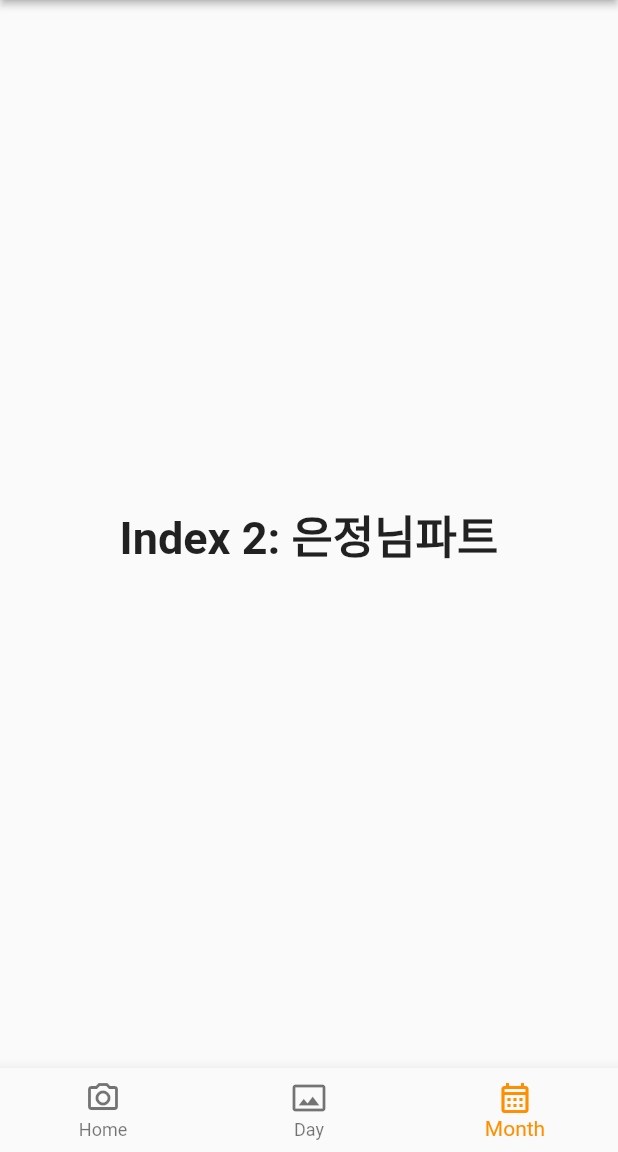
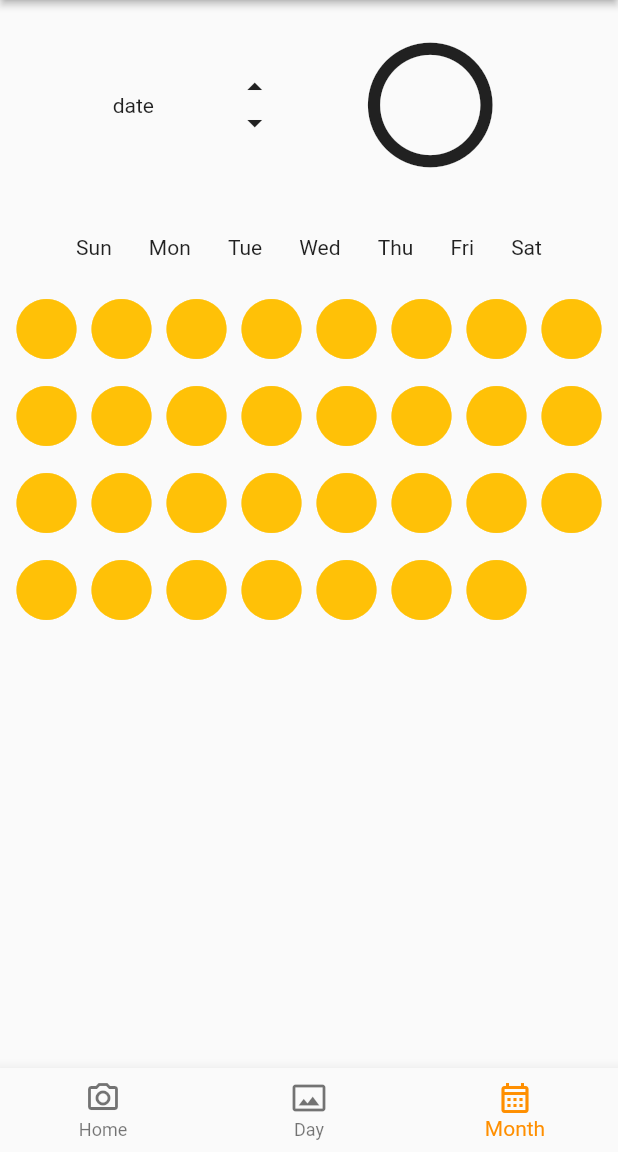
Before and after one commit to eunjung0301/Makeat_fork, a Flutter app: the MyStatefulWidget screen opened directly, item 3 of the bottom bar chosen, on a phone screen of 412 x 824 dp, the part 84-1236 px from its top. Run offline on Flutter 3.47's test engine with Material 2 defaults, Android fonts, the light colour scheme and no system bars; our stand-ins replace image_picker, table_calendar; project files that could hold a hidden picture were left out.

Commit message:
UI레이아웃 설정

```diff
--- a/frontend/lib/screens/home_screen.dart
+++ b/frontend/lib/screens/home_screen.dart
@@ -40,9 +40,66 @@ class _MyStatefulWidgetState extends State<MyStatefulWidget> {
       'Index 1: 윤경님파트',
       style: optionStyle,
     ),
-    const Text(
-      'Index 2: 은정님파트',
-      style: optionStyle,
+    Column(
+      children: [
+        Padding(
+          padding: const EdgeInsets.all(20),
+          child: Row(
+            mainAxisAlignment: MainAxisAlignment.spaceEvenly,
+            children: [
+              Column(
+                children: const [
+                  Text('date'),
+                ],
+              ),
+              Column(
+                mainAxisAlignment: MainAxisAlignment.start,
+                children: const [
+                  Icon(Icons.arrow_drop_up),
+                  Icon(Icons.arrow_drop_down),
+                ],
+              ),
+              Column(
+                children: const [
+                  Icon(Icons.circle_outlined, size: 100),
+                ],
+              ),
+            ],
+          ),
+        ),
+        ConstrainedBox(
+          constraints: const BoxConstraints(maxWidth: 360, minHeight: 50),
+          child: Row(
+            mainAxisAlignment: MainAxisAlignment.spaceEvenly,
+            children: const [
+              Text(selectionColor: Colors.red, 'Sun'),
+              Text('Mon'),
+              Text('Tue'),
+              Text('Wed'),
+              Text('Thu'),
+              Text('Fri'),
+              Text('Sat'),
+            ],
+          ),
+        ),
+        ConstrainedBox(
+          constraints: const BoxConstraints(maxWidth: 700, minHeight: 400),
+          child: Wrap(
+            children: [
+              for (num i = 1; i < 32; i++)
+                const Padding(
+                  padding: EdgeInsets.fromLTRB(1, 5, 1,
+                      5), //성민휴대폰 화면에 아이콘비율 맞춰놓은거 확인(한줄에 7개씩 아이콘 띄우기 조절)
+                  child: Icon(
+                    Icons.circle,
+                    size: 48,
+                    color: Colors.amber,
+                  ),
+                ),
+            ],
+          ),
+        ),
+      ],
     ),
   ];
 
```
